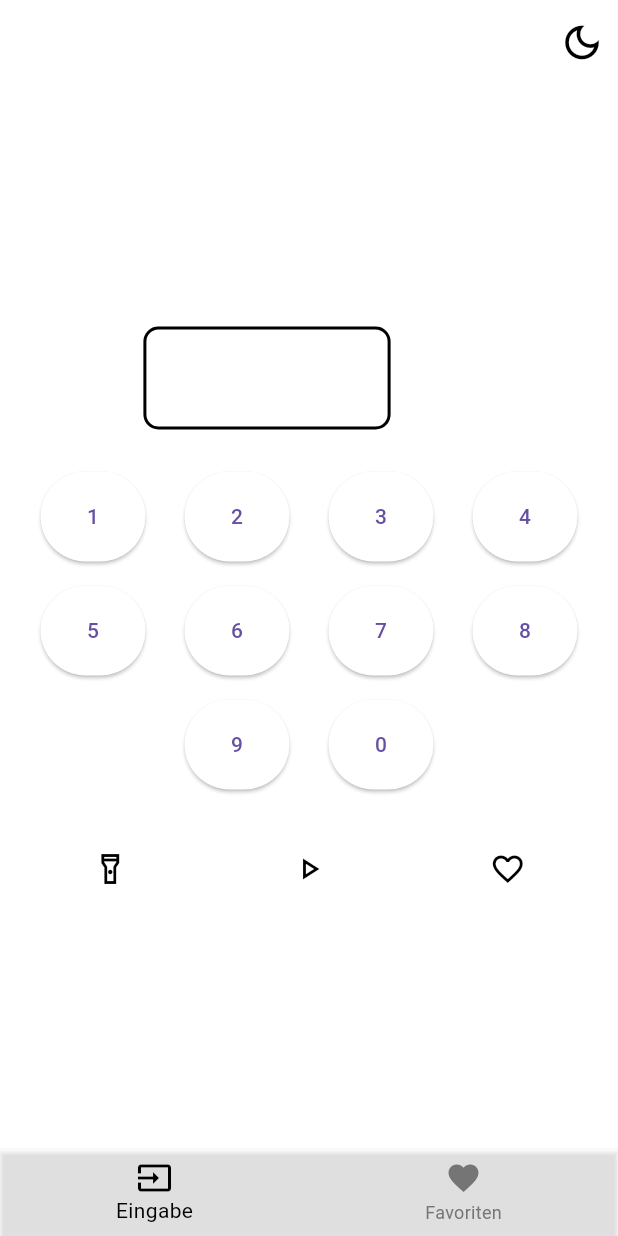
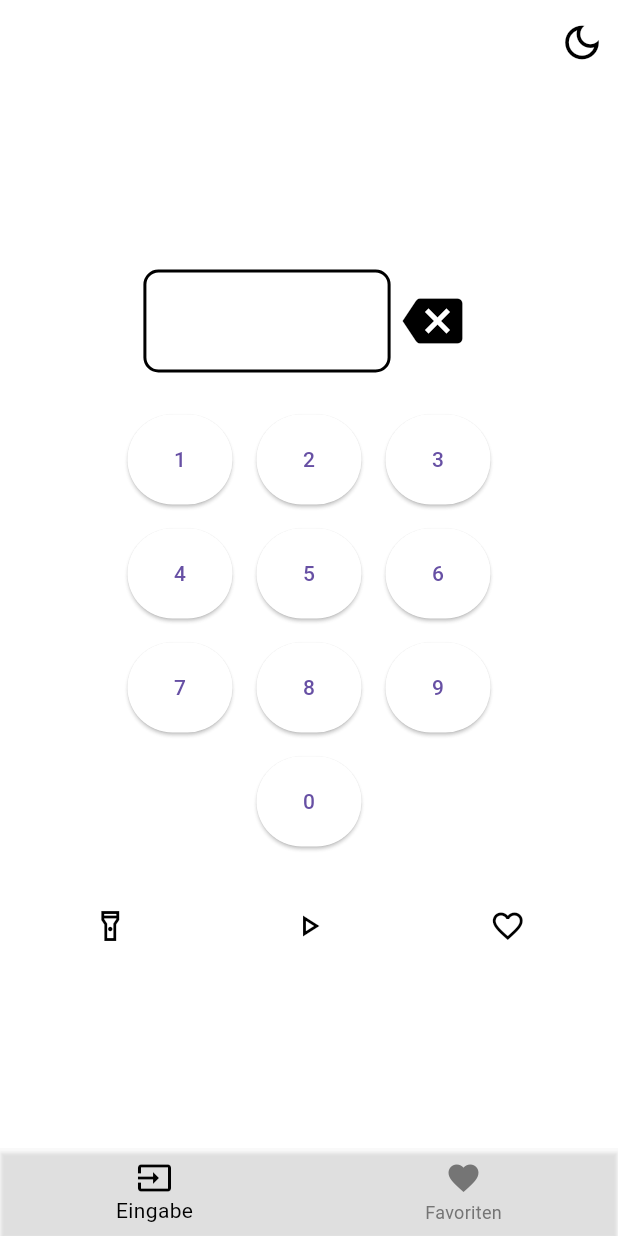
Before and after one commit to matatoMatata94/flash_meter, a Flutter app: the screen it shows after launch, on a phone screen of 412 x 824 dp. Run offline on Flutter 3.47's test engine with Material 3 defaults, Android fonts, the phone set to English and light mode, and no system bars; our stand-ins replace shared_preferences; missing offline and left inert: torch_light.

Commit message:
Noticed that the ui looks very different on other device

```diff
--- a/lib/view/pages/input_page.dart
+++ b/lib/view/pages/input_page.dart
@@ -47,7 +47,6 @@ class _InputPageState extends State<InputPage> {
                     textColor: Colors.white,
                   ),
                   DeleteButton(
-                    color: Colors.white,
                     onPressed: () {
                       widget.controller.deleteLastInput();
                     },
--- a/lib/view/widgets/common_widgets.dart
+++ b/lib/view/widgets/common_widgets.dart
@@ -59,35 +59,50 @@ class CustomNumPad extends StatelessWidget {
   final double size;
   final Function(String) onTap;
   final double spacing;
-  // final Color numberButtonColor;
-  // final Color numberButtonTextColor;
 
   const CustomNumPad({
     required this.size,
     required this.onTap,
     required this.spacing,
-    // required this.numberButtonColor,
-    // required this.numberButtonTextColor,
   });
 
   @override
   Widget build(BuildContext context) {
     return SizedBox(
       width: size,
-      child: Wrap(
-        alignment: WrapAlignment.center,
-        spacing: spacing,
+      child: Column(
+        mainAxisAlignment: MainAxisAlignment.center,
+        children: [
+          Row(
+            mainAxisAlignment: MainAxisAlignment.center,
             children: [
               buildNumberButton('1'),
               buildNumberButton('2'),
               buildNumberButton('3'),
+            ],
+          ),
+          Row(
+            mainAxisAlignment: MainAxisAlignment.center,
+            children: [
               buildNumberButton('4'),
               buildNumberButton('5'),
               buildNumberButton('6'),
+            ],
+          ),
+          Row(
+            mainAxisAlignment: MainAxisAlignment.center,
+            children: [
               buildNumberButton('7'),
               buildNumberButton('8'),
               buildNumberButton('9'),
+            ],
+          ),
+          Row(
+            mainAxisAlignment: MainAxisAlignment.center,
+            children: [
               buildNumberButton('0'),
+            ],
+          )
         ],
       ),
     );
@@ -99,7 +114,6 @@ class CustomNumPad extends StatelessWidget {
       child: ElevatedButton(
         style: ElevatedButton.styleFrom(
           minimumSize: const Size(70, 60),
-          // backgroundColor: numberButtonColor,
           elevation: 1,
         ),
         onPressed: () {
@@ -107,7 +121,6 @@ class CustomNumPad extends StatelessWidget {
         },
         child: Text(
           label,
-          // style: TextStyle(color: numberButtonTextColor),
         ),
       ),
     );
@@ -154,11 +167,9 @@ class InputBox extends StatelessWidget {
 
 class DeleteButton extends StatelessWidget {
   const DeleteButton({
-    required this.color,
     required this.onPressed,
   });
 
-  final Color color;
   final VoidCallback onPressed;
 
   @override
@@ -172,7 +183,6 @@ class DeleteButton extends StatelessWidget {
       onPressed: () {
         onPressed();
       },
-      color: color,
     );
   }
 }
```
Lines whose indentation alone changed are shown as unchanged.
